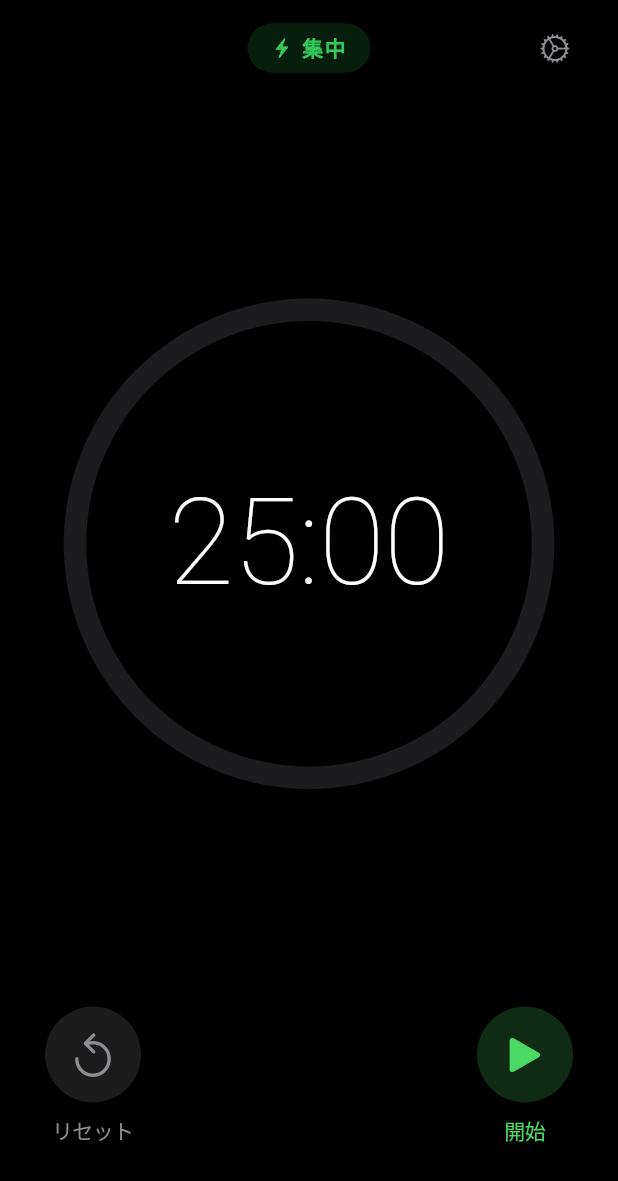
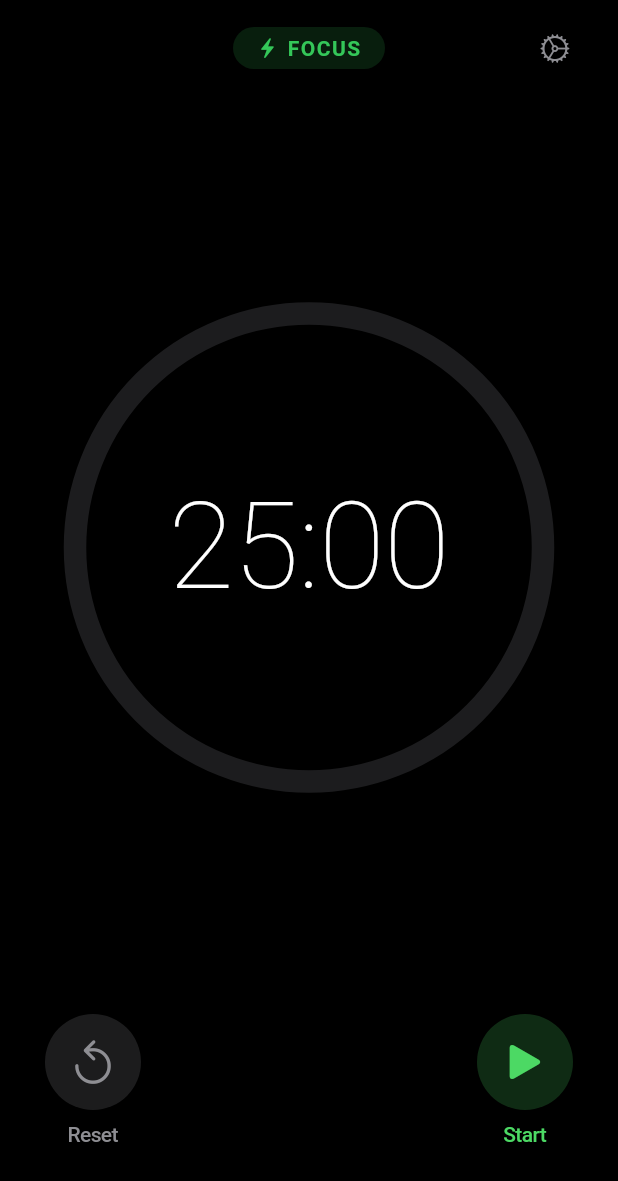
Before and after one commit to kkawakita-work/pomodoro-timer, a Flutter app: the screen it shows after launch, on a phone screen of 412 x 824 dp. Shown: the top 1181 px of the screen. Run offline on Flutter 3.47's test engine with Material 3 defaults, Android fonts, the phone set to English and light mode, and no system bars; our stand-ins replace firebase_core; missing offline and left inert: flutter_vibrate; accounts and stored records are empty.

Commit message:
設定画面の時間設定UIを日本語化
- 設定画面（CupertinoActionSheet）と時間選択（CupertinoTimerPicker）を日本語化
- Localizations.overrideを使用し、設定画面のみを対象に日本語ロケールを適用
- メイン画面のラベルは英語を維持
- flutter_localizationsを導入

Co-authored-by: kkawakita-work <260827171+kkawakita-work@users.noreply.github.com>

```diff
--- a/lib/main.dart
+++ b/lib/main.dart
@@ -52,8 +52,8 @@ class PomodoroApp extends StatelessWidget {
       ],
       supportedLocales: [
         Locale('ja', 'JP'),
+        Locale('en', 'US'),
       ],
-      locale: Locale('ja', 'JP'),
       home: HomeScreen(),
     );
   }
@@ -193,7 +193,7 @@ class HomeScreen extends StatelessWidget {
                         ),
                         const SizedBox(width: 6),
                         Text(
-                          isFocus ? AppLocalizations.get('focus') : AppLocalizations.get('break'),
+                          isFocus ? 'FOCUS' : 'BREAK',
                           style: TextStyle(
                             fontSize: 14,
                             fontWeight: FontWeight.w600,
@@ -252,7 +252,7 @@ class HomeScreen extends StatelessWidget {
                 children: [
                   // Reset Button
                   _CupertinoTimerButton(
-                    label: AppLocalizations.get('reset'),
+                    label: 'Reset',
                     icon: CupertinoIcons.arrow_counterclockwise,
                     color: CupertinoColors.systemGrey,
                     onPressed: timerService.resetTimer,
@@ -260,7 +260,7 @@ class HomeScreen extends StatelessWidget {
 
                   // Start/Stop Button
                   _CupertinoTimerButton(
-                    label: timerService.isRunning ? AppLocalizations.get('stop') : AppLocalizations.get('start'),
+                    label: timerService.isRunning ? 'Stop' : 'Start',
                     icon: timerService.isRunning ? CupertinoIcons.pause_fill : CupertinoIcons.play_fill,
                     color: timerService.isRunning ? const Color(0xFFFF3B30) : const Color(0xFF4CD964), // Red : Green
                     onPressed: timerService.isRunning ? timerService.stopTimer : timerService.startTimer,
@@ -278,7 +278,10 @@ class HomeScreen extends StatelessWidget {
   void _showSettings(BuildContext context, TimerService timerService) {
     showCupertinoModalPopup(
       context: context,
-      builder: (context) => CupertinoActionSheet(
+      builder: (context) => Localizations.override(
+        context: context,
+        locale: const Locale('ja', 'JP'),
+        child: CupertinoActionSheet(
           title: Text(AppLocalizations.get('settings')),
           message: Text(AppLocalizations.get('settings_message')),
           actions: [
@@ -303,13 +306,17 @@ class HomeScreen extends StatelessWidget {
             onPressed: () => Navigator.pop(context),
           ),
         ),
+      ),
     );
   }
 
   void _showDurationPicker(BuildContext context, TimerService timerService, bool isFocus) {
     showCupertinoModalPopup(
       context: context,
-      builder: (context) => Container(
+      builder: (context) => Localizations.override(
+        context: context,
+        locale: const Locale('ja', 'JP'),
+        child: Container(
           height: 300,
           color: CupertinoColors.systemBackground.resolveFrom(context),
           child: Column(
@@ -333,6 +340,7 @@ class HomeScreen extends StatelessWidget {
                 onPressed: () => Navigator.pop(context),
               ),
             ],
+          ),
         ),
       ),
     );
```
Lines whose indentation alone changed are shown as unchanged.
